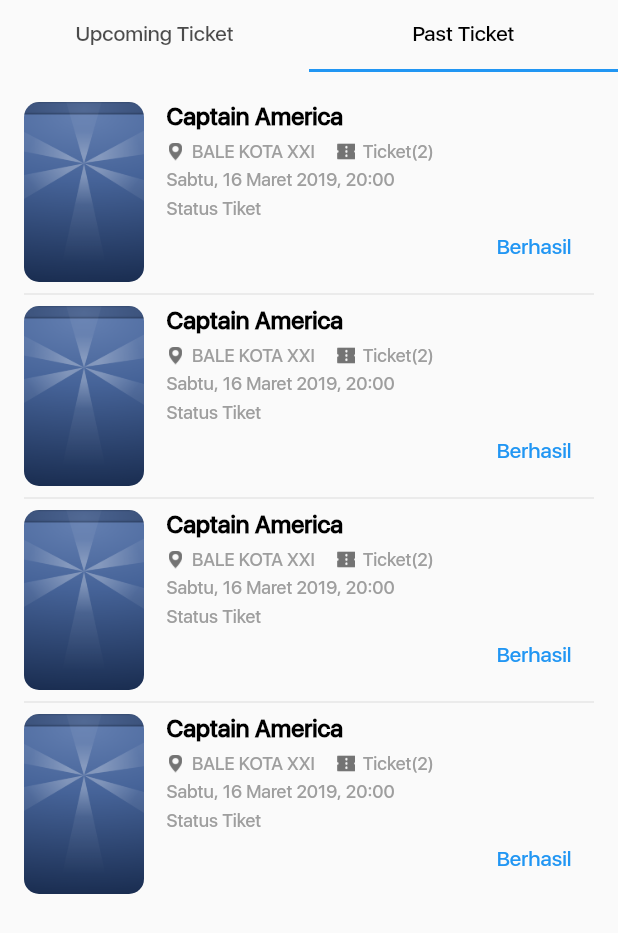
After one commit to anggit97/flutter-tixid-clonning, a Flutter app: the TicketScreen screen opened directly, tab 2 chosen, on a phone screen of 412 x 824 dp. The commit adds this screen. Shown: the top 933 px of the screen. Run offline on Flutter 3.47's test engine with Material 2 defaults, Android fonts, the phone set to English and light mode, and no system bars; our stand-ins replace carousel_slider; project files that could hold a hidden picture were left out.

Commit message:
menambahkan tiket:

```diff
--- a/lib/views/main_screen.dart
+++ b/lib/views/main_screen.dart
@@ -2,6 +2,7 @@ import 'package:flutter/material.dart';
 
 import 'movies_screen.dart';
 import 'cinemas_screen.dart';
+import 'tickets_screen.dart';
 
 class MainScreen extends StatefulWidget {
   @override
@@ -14,7 +15,7 @@ class _MainScreenState extends State<MainScreen> {
   List<Widget> _children = [
     MoviesScreen(),
     CinemasScreen(),
-    CinemasScreen(),
+    TicketScreen(),
   ];
 
   incrementTab(index) {
@@ -47,7 +48,7 @@ class _MainScreenState extends State<MainScreen> {
         child: Image.asset("images/logo_dark_beta.png"),
       ),
       backgroundColor: Colors.white,
-      elevation: 3,
+      elevation: 1,
       centerTitle: true,
       actions: <Widget>[
         Image.asset(
@@ -64,7 +65,10 @@ class _MainScreenState extends State<MainScreen> {
     return Scaffold(
       body: Center(child: _children[_cIndex]),
       backgroundColor: Colors.white,
-      bottomNavigationBar: BottomNavigationBar(onTap: incrementTab, items: [
+      bottomNavigationBar: BottomNavigationBar(
+          onTap: incrementTab,
+          backgroundColor: Colors.white,
+          items: [
             BottomNavigationBarItem(
                 icon: Image.asset(
                   "images/icon_theater.png",
--- a/lib/views/movies_screen.dart
+++ b/lib/views/movies_screen.dart
@@ -640,7 +640,8 @@ class _MoviesScreenState extends State<MoviesScreen> {
                             padding: const EdgeInsets.only(left: 5),
                             child: Text(
                               "833",
-                              style: TextStyle(color: Colors.grey, fontSize: 12),
+                              style:
+                                  TextStyle(color: Colors.grey, fontSize: 12),
                             ),
                           )
                         ],
@@ -658,7 +659,8 @@ class _MoviesScreenState extends State<MoviesScreen> {
                             padding: const EdgeInsets.only(left: 5),
                             child: Text(
                               "833",
-                              style: TextStyle(color: Colors.grey, fontSize: 12),
+                              style:
+                                  TextStyle(color: Colors.grey, fontSize: 12),
                             ),
                           )
                         ],
--- /dev/null
+++ b/lib/views/tickets_past_screen.dart
@@ -0,0 +1,131 @@
+import 'package:flutter/material.dart';
+
+class TicketPastScreen extends StatefulWidget {
+  @override
+  _TicketPastScreenState createState() => _TicketPastScreenState();
+}
+
+class _TicketPastScreenState extends State<TicketPastScreen> {
+  @override
+  Widget build(BuildContext context) {
+    return Padding(
+      padding: const EdgeInsets.only(left: 16, right: 16, top: 20),
+      child: ListView(
+        shrinkWrap: true,
+        scrollDirection: Axis.vertical,
+        children: <Widget>[
+          _ticketPastItem(),
+          Divider(),
+          _ticketPastItem(),
+          Divider(),
+          _ticketPastItem(),
+          Divider(),
+          _ticketPastItem(),
+        ],
+      ),
+    );
+  }
+
+  _ticketPastItem() {
+    return Row(
+      crossAxisAlignment: CrossAxisAlignment.start,
+      mainAxisAlignment: MainAxisAlignment.start,
+      mainAxisSize: MainAxisSize.max,
+      children: <Widget>[
+        Container(
+          height: 120,
+          width: 80,
+          decoration: BoxDecoration(
+              image: DecorationImage(
+                  image: AssetImage("images/bg_my_loyal_tix_detail.png"),
+                  fit: BoxFit.cover),
+              borderRadius: BorderRadius.all(Radius.circular(10))),
+        ),
+        Expanded(
+            child: Padding(
+          padding: const EdgeInsets.only(left: 15, right: 15),
+          child: Column(
+            mainAxisSize: MainAxisSize.max,
+            mainAxisAlignment: MainAxisAlignment.start,
+            crossAxisAlignment: CrossAxisAlignment.start,
+            children: <Widget>[
+              Text(
+                "Captain America",
+                maxLines: 2,
+                style: TextStyle(
+                    color: Colors.black,
+                    fontSize: 16,
+                    fontWeight: FontWeight.bold),
+              ),
+              Padding(
+                padding: const EdgeInsets.only(top: 7),
+                child: Row(
+                  mainAxisSize: MainAxisSize.max,
+                  children: <Widget>[
+                    Image.asset(
+                      "images/ic_location_gray_covered.png",
+                      width: 12,
+                      height: 12,
+                    ),
+                    Padding(
+                      padding: const EdgeInsets.only(left: 5),
+                      child: Text(
+                        "BALE KOTA XXI",
+                        style: TextStyle(
+                          color: Colors.grey,
+                          fontSize: 12,
+                        ),
+                      ),
+                    ),
+                    Padding(
+                      padding: const EdgeInsets.only(left: 15),
+                      child: Image.asset(
+                        "images/ic_ticket_gray_covered.png",
+                        width: 12,
+                        height: 12,
+                      ),
+                    ),
+                    Padding(
+                      padding: const EdgeInsets.only(left: 5),
+                      child: Text(
+                        "Ticket(2)",
+                        style: TextStyle(color: Colors.grey, fontSize: 12),
+                      ),
+                    )
+                  ],
+                ),
+              ),
+              Padding(
+                padding: const EdgeInsets.only(top: 5),
+                child: Text(
+                  "Sabtu, 16 Maret 2019, 20:00",
+                  style: TextStyle(color: Colors.grey, fontSize: 12),
+                ),
+              ),
+              Padding(
+                padding: const EdgeInsets.only(top: 5),
+                child: Text(
+                  "Status Tiket",
+                  style: TextStyle(color: Colors.grey, fontSize: 12),
+                ),
+              ),
+              Padding(
+                padding: const EdgeInsets.only(top: 10),
+                child: Row(
+                  mainAxisSize: MainAxisSize.max,
+                  mainAxisAlignment: MainAxisAlignment.end,
+                  children: <Widget>[
+                    Text(
+                      "Berhasil",
+                      style: TextStyle(color: Colors.blue, fontSize: 14,),
+                    ),
+                  ],
+                ),
+              )
+            ],
+          ),
+        ))
+      ],
+    );
+  }
+}
--- a/lib/views/tickets_screen.dart
+++ b/lib/views/tickets_screen.dart
@@ -0,0 +1,37 @@
+import 'package:flutter/material.dart';
+
+import 'tickets_upcoming_screen.dart';
+import 'tickets_past_screen.dart';
+
+class TicketScreen extends StatefulWidget {
+  @override
+  _TicketScreenState createState() => _TicketScreenState();
+}
+
+class _TicketScreenState extends State<TicketScreen> {
+  @override
+  Widget build(BuildContext context) {
+    return Scaffold(
+      body: DefaultTabController(
+          length: 2,
+          child: Scaffold(
+            appBar: PreferredSize(
+                preferredSize: Size.fromHeight(kToolbarHeight),
+                child: TabBar(
+                  indicatorColor: Colors.blue,
+                  tabs: [
+                    Tab(
+                      text: "Upcoming Ticket",
+                    ),
+                    Tab(
+                      text: "Past Ticket",
+                    )
+                  ],
+                  labelColor: Colors.black,
+                )),
+            body: TabBarView(
+                children: [TicketUpcomingScreen(), TicketPastScreen()]),
+          )),
+    );
+  }
+}
--- /dev/null
+++ b/lib/views/tickets_upcoming_screen.dart
@@ -0,0 +1,29 @@
+import 'package:flutter/material.dart';
+
+class TicketUpcomingScreen extends StatefulWidget {
+  @override
+  _TicketUpcomingScreenState createState() => _TicketUpcomingScreenState();
+}
+
+class _TicketUpcomingScreenState extends State<TicketUpcomingScreen> {
+  @override
+  Widget build(BuildContext context) {
+    return Center(
+      child: Column(
+        mainAxisSize: MainAxisSize.max,
+        mainAxisAlignment: MainAxisAlignment.center,
+        crossAxisAlignment: CrossAxisAlignment.center,
+        children: <Widget>[
+          Image.asset("images/img_empty_mytiket.png", fit: BoxFit.contain, width: 100, height: 100,),
+          Padding(
+            padding: const EdgeInsets.only(left: 20, right: 20),
+            child: Text(
+              "Tidak ada ticket yang akan datang",
+              style: TextStyle(fontSize: 16, color: Colors.grey),
+            ),
+          )
+        ],
+      ),
+    );
+  }
+}
--- a/pubspec.yaml
+++ b/pubspec.yaml
@@ -62,6 +62,9 @@ flutter:
     - images/ic_arrow.png
     - images/ic_content_like.png
     - images/ic_content_view.png
+    - images/img_empty_mytiket.png
+    - images/ic_location_gray_covered.png
+    - images/ic_ticket_gray_covered.png
 
   # An image asset can refer to one or more resolution-specific "variants", see
   # https://flutter.io/assets-and-images/#resolution-aware.
```
Lines whose indentation alone changed are shown as unchanged.
